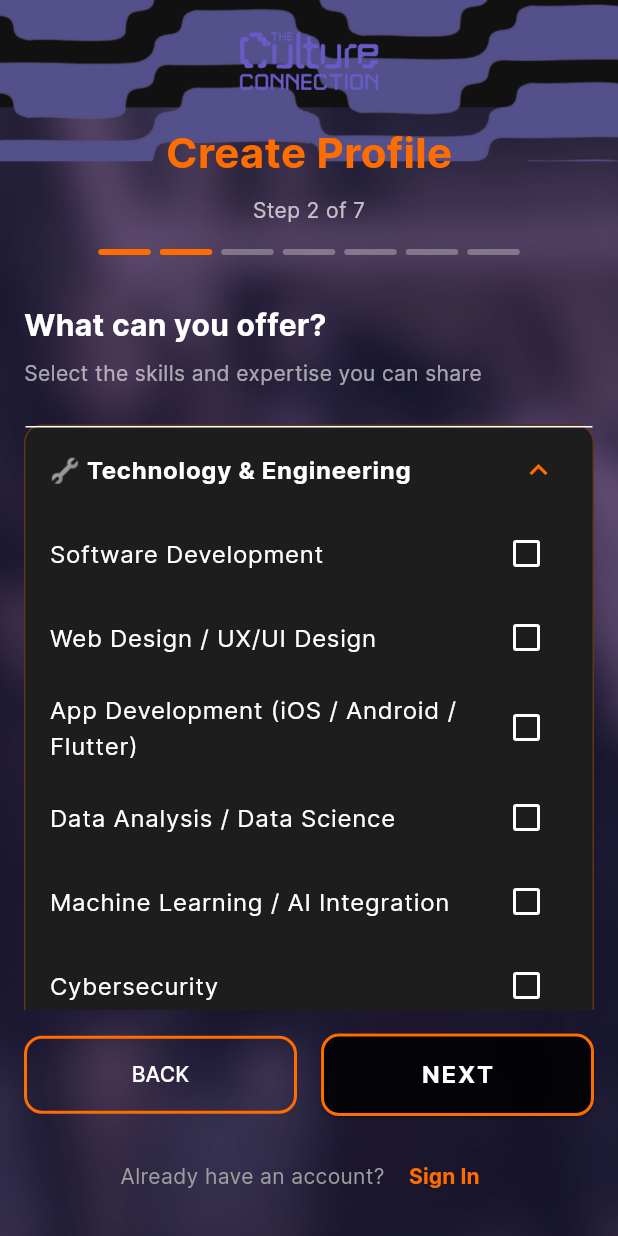
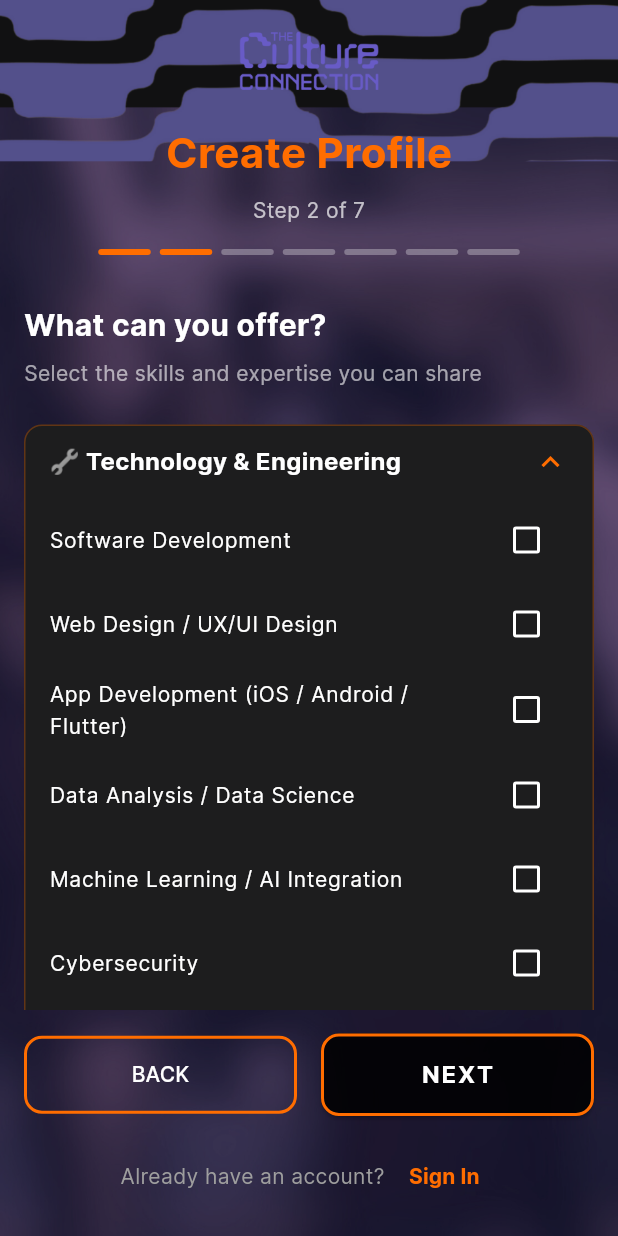
Before and after one commit to The-culture-connection/the_culture_connectionflutter, a Flutter app: the RegistrationScreen screen opened directly, after a tap on "NEXT", after a tap on "🔧 Technology & Engineering", on a phone screen of 412 x 824 dp. Run offline on Flutter 3.47's test engine with Material 3 defaults, Android fonts, the phone set to English and light mode, and no system bars; our stand-ins replace cloud_firestore, email_validator, firebase_auth, firebase_core, firebase_messaging, firebase_storage and 9 more; accounts and stored records are empty.

Commit message:
Refactor skill selection to support expandable categories
Co-authored-by: grace-s <grace-s@the-culture-connection.com>

```diff
--- a/lib/screens/auth/registration_screen.dart
+++ b/lib/screens/auth/registration_screen.dart
@@ -37,6 +37,8 @@ class _RegistrationScreenState extends ConsumerState<RegistrationScreen> {
   File? _profileImage;
   final Set<String> _selectedSkillsOffering = {};
   final Set<String> _selectedSkillsSeeking = {};
+  final Set<String> _expandedCategoriesOffering = {}; // Track expanded categories for Skills Offering
+  final Set<String> _expandedCategoriesSeeking = {};  // Track expanded categories for Skills Seeking
   String? _selectedLevel;
   final Set<String> _selectedPurposes = {};
   String? _selectedGender;
@@ -643,7 +645,12 @@ class _RegistrationScreenState extends ConsumerState<RegistrationScreen> {
           const SizedBox(height: 24),
 
           ...SkillsCategories.categories.entries.map((entry) {
-            return _buildSkillCategory(entry.key, entry.value, _selectedSkillsOffering);
+            return _buildSkillCategory(
+              entry.key,
+              entry.value,
+              _selectedSkillsOffering,
+              _expandedCategoriesOffering,
+            );
           }),
         ],
       ),
@@ -673,7 +680,12 @@ class _RegistrationScreenState extends ConsumerState<RegistrationScreen> {
           const SizedBox(height: 24),
 
           ...SkillsCategories.categories.entries.map((entry) {
-            return _buildSkillCategory(entry.key, entry.value, _selectedSkillsSeeking);
+            return _buildSkillCategory(
+              entry.key,
+              entry.value,
+              _selectedSkillsSeeking,
+              _expandedCategoriesSeeking,
+            );
           }),
         ],
       ),
@@ -954,7 +966,14 @@ class _RegistrationScreenState extends ConsumerState<RegistrationScreen> {
     );
   }
 
-  Widget _buildSkillCategory(String category, List<String> skills, Set<String> selectedSkills) {
+  Widget _buildSkillCategory(
+    String category,
+    List<String> skills,
+    Set<String> selectedSkills,
+    Set<String> expandedCategories,
+  ) {
+    final isExpanded = expandedCategories.contains(category);
+
     return Container(
       margin: const EdgeInsets.only(bottom: 16),
       decoration: BoxDecoration(
@@ -962,25 +981,56 @@ class _RegistrationScreenState extends ConsumerState<RegistrationScreen> {
         borderRadius: BorderRadius.circular(12),
         border: Border.all(color: AppColors.electricOrange.withOpacity(0.3)),
       ),
-      child: ExpansionTile(
-        title: Text(
+      child: Column(
+        children: [
+          // Header (clickable to expand/collapse)
+          InkWell(
+            onTap: () {
+              setState(() {
+                if (isExpanded) {
+                  expandedCategories.remove(category);
+                } else {
+                  expandedCategories.add(category);
+                }
+              });
+            },
+            borderRadius: BorderRadius.circular(12),
+            child: Padding(
+              padding: const EdgeInsets.symmetric(horizontal: 16, vertical: 12),
+              child: Row(
+                mainAxisAlignment: MainAxisAlignment.spaceBetween,
+                children: [
+                  Expanded(
+                    child: Text(
                       category,
                       style: const TextStyle(
                         color: Colors.white,
                         fontWeight: FontWeight.bold,
+                        fontSize: 16,
                       ),
                     ),
-        iconColor: AppColors.electricOrange,
-        collapsedIconColor: Colors.white,
-        children: skills.map((skill) {
+                  ),
+                  Icon(
+                    isExpanded ? Icons.expand_less : Icons.expand_more,
+                    color: AppColors.electricOrange,
+                  ),
+                ],
+              ),
+            ),
+          ),
+
+          // Skills list (shown when expanded)
+          if (isExpanded)
+            ...skills.map((skill) {
               final isSelected = selectedSkills.contains(skill);
               return CheckboxListTile(
                 title: Text(
                   skill,
-              style: const TextStyle(color: Colors.white),
+                  style: const TextStyle(color: Colors.white, fontSize: 14),
                 ),
                 value: isSelected,
                 activeColor: AppColors.electricOrange,
+                checkColor: Colors.white,
                 onChanged: (bool? value) {
                   setState(() {
                     if (value == true) {
@@ -992,6 +1042,7 @@ class _RegistrationScreenState extends ConsumerState<RegistrationScreen> {
                 },
               );
             }).toList(),
+        ],
       ),
     );
   }
```
Lines whose indentation alone changed are shown as unchanged.
